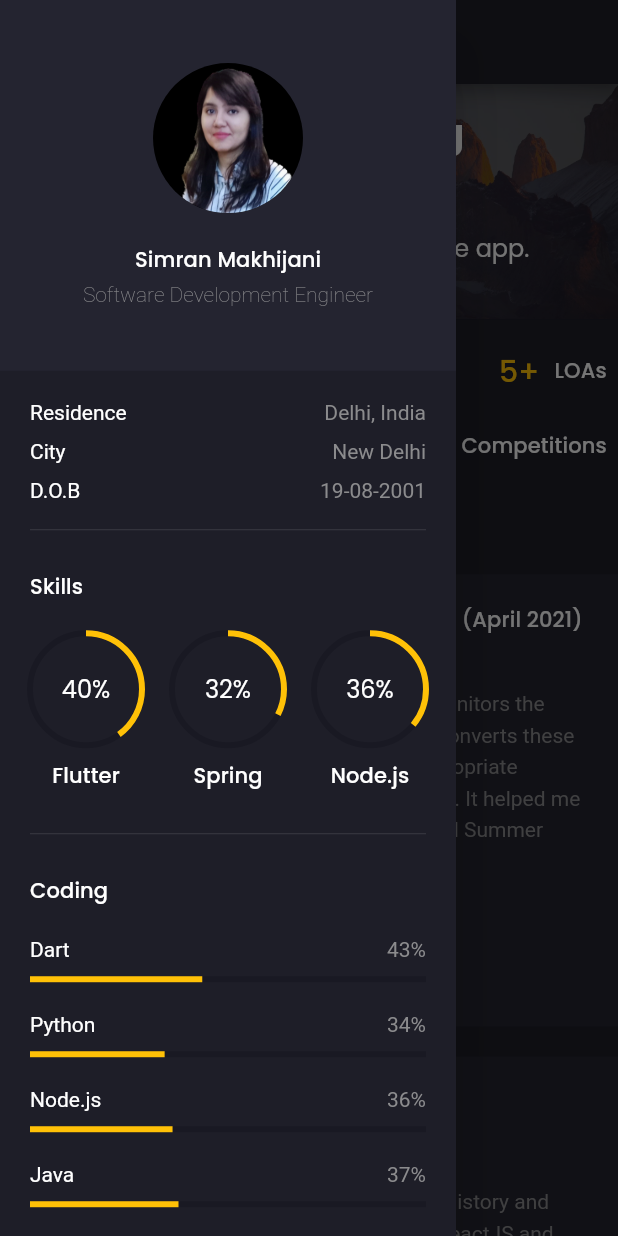
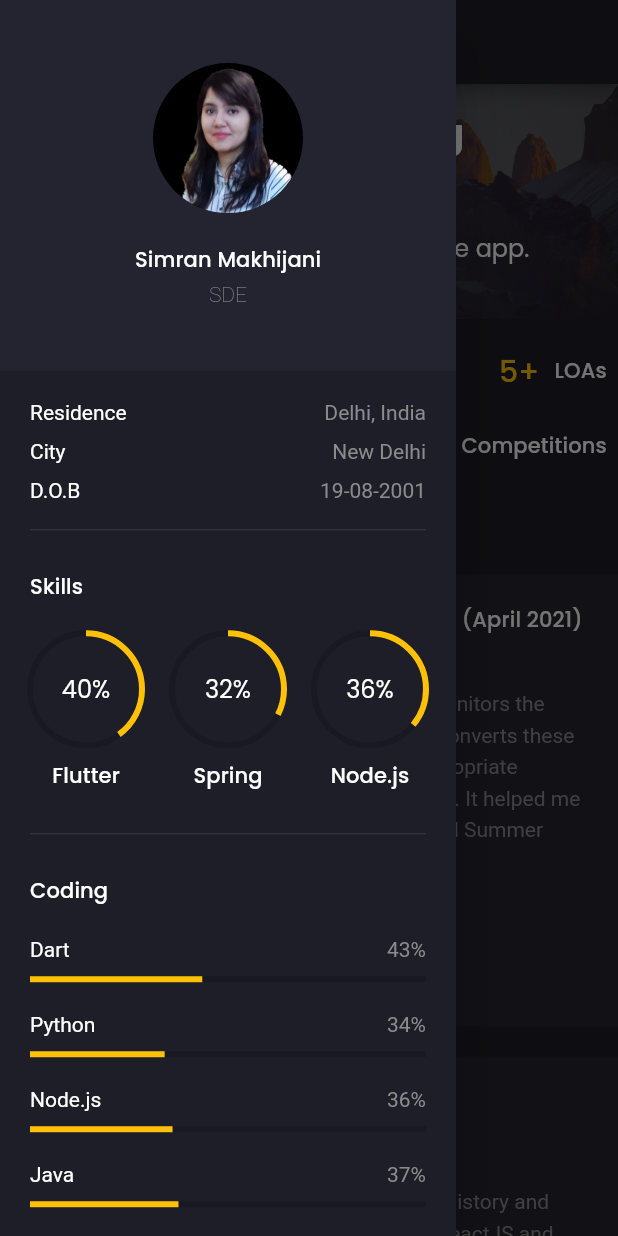
Before and after one commit to simran1901/Simran-s-Portfolio, a Flutter app: the screen it shows after launch, with the side drawer open, on a phone screen of 412 x 824 dp. Run offline on Flutter 3.47's test engine with Material 2 defaults, Android fonts, the light colour scheme and no system bars; drawn by our look-alikes of animated_text_kit; our stand-ins replace flutter_svg, google_fonts; missing offline and left inert: dart:html.

Commit message:
updated title

```diff
--- a/lib/screens/main/components/my_info.dart
+++ b/lib/screens/main/components/my_info.dart
@@ -25,7 +25,7 @@ class MyInfo extends StatelessWidget {
               style: Theme.of(context).textTheme.subtitle2,
             ),
             Text(
-              "Software Development Engineer",
+              "SDE",
               textAlign: TextAlign.center,
               style: TextStyle(
                 fontWeight: FontWeight.w200,
```
